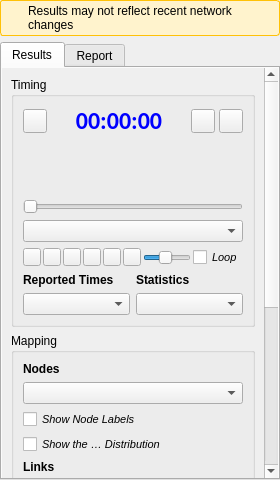
This is ui/analysis/qgisred_results_dock.ui in qgisred/QGISRed as Qt 5 draws it before an edit. The edited form follows.
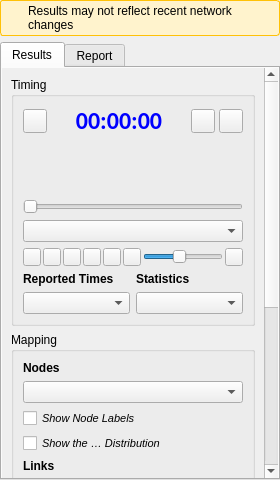
This is the edited form.

Commit message: Results: Change Loop checkbox by button

The edit to the form file:
```diff
--- a/ui/analysis/qgisred_results_dock.ui
+++ b/ui/analysis/qgisred_results_dock.ui
@@ -538,22 +538,19 @@
                          </widget>
                         </item>
                         <item>
-                         <widget class="QCheckBox" name="cbAnimLoop">
-                          <property name="font">
-                           <font>
-                            <family>MS Shell Dlg 2</family>
-                            <pointsize>8</pointsize>
-                            <weight>50</weight>
-                            <italic>true</italic>
-                            <bold>false</bold>
-                           </font>
+                         <widget class="QToolButton" name="btAnimLoop">
+                          <property name="maximumSize">
+                           <size>
+                            <width>18</width>
+                            <height>18</height>
+                           </size>
                           </property>
-                          <property name="styleSheet">
-                           <string notr="true">font: italic 8pt "MS Shell Dlg 2";</string>
-                          </property>
-                          <property name="text">
+                          <property name="toolTip">
                            <string>Loop</string>
                           </property>
+                          <property name="checkable">
+                           <bool>true</bool>
+                          </property>
                          </widget>
                         </item>
                        </layout>
```
The commit also changes 4 other files.
